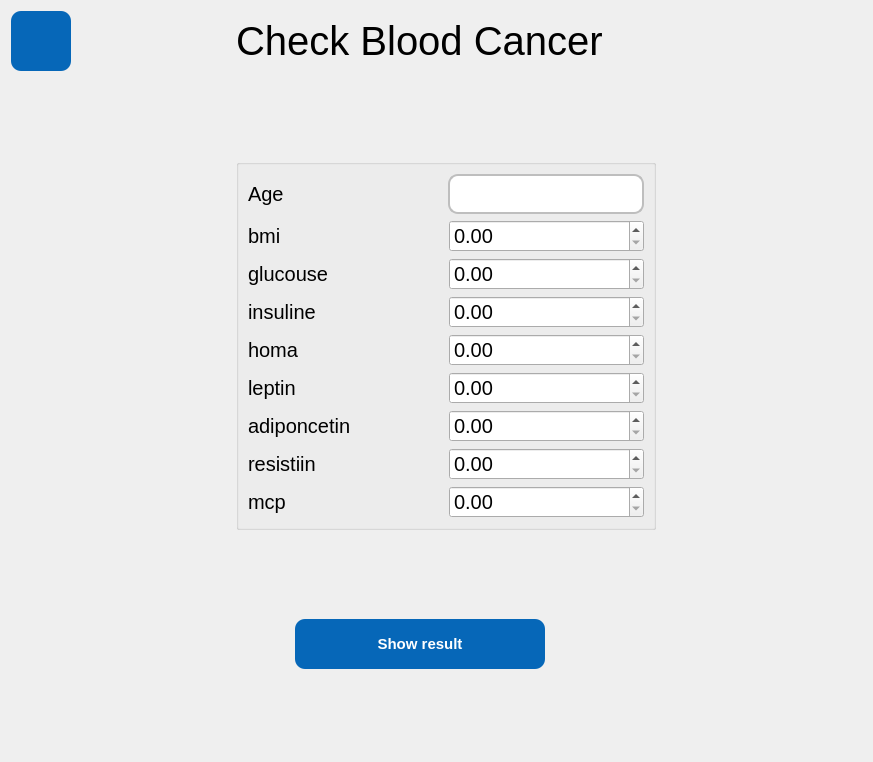
The window that forms/blood_model.ui (yousefelmesalamy/Illminor) describes before a commit, drawn with Qt 5.
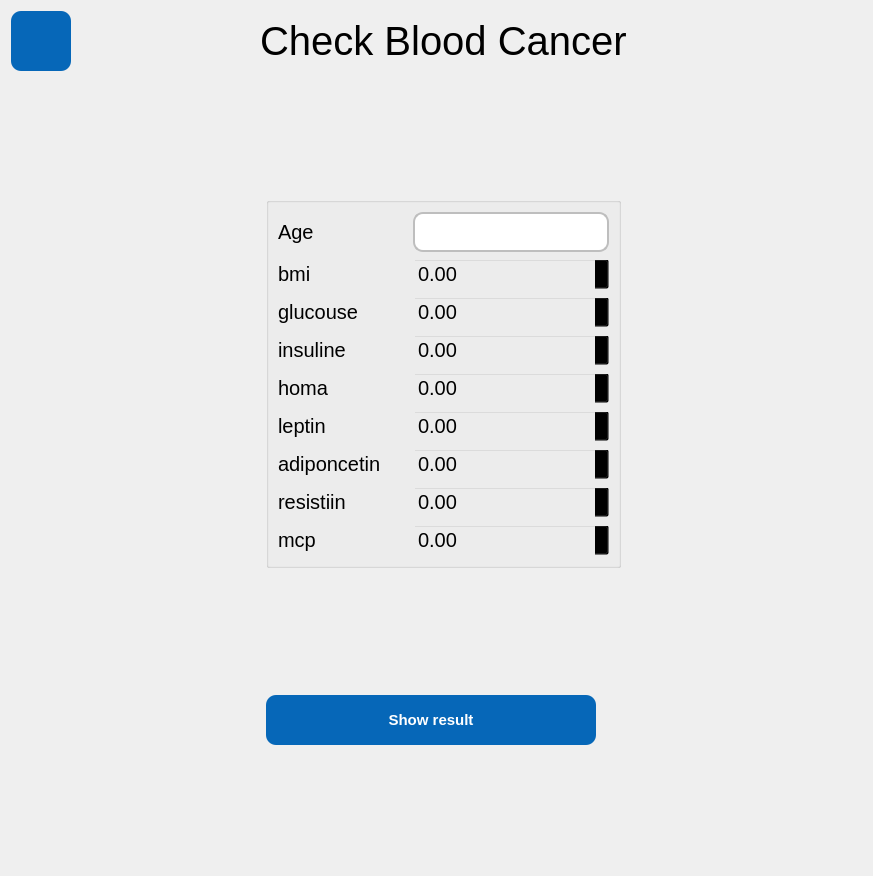
The same window after the commit. Icons and pictures are not drawn.

What changed in the file:
```diff
--- a/forms/blood_model.ui
+++ b/forms/blood_model.ui
@@ -7,7 +7,7 @@
     <x>0</x>
     <y>0</y>
     <width>873</width>
-    <height>762</height>
+    <height>876</height>
    </rect>
   </property>
   <property name="windowTitle">
@@ -136,147 +136,51 @@
      </property>
     </spacer>
    </item>
-   <item row="2" column="2" colspan="4">
-    <widget class="QGroupBox" name="groupBox">
-     <property name="minimumSize">
-      <size>
-       <width>420</width>
-       <height>0</height>
-      </size>
+   <item row="3" column="3">
+    <spacer name="verticalSpacer">
+     <property name="orientation">
+      <enum>Qt::Vertical</enum>
      </property>
-     <property name="maximumSize">
+     <property name="sizeHint" stdset="0">
       <size>
-       <width>420</width>
-       <height>16777215</height>
+       <width>20</width>
+       <height>63</height>
       </size>
      </property>
+    </spacer>
+   </item>
+   <item row="2" column="3">
+    <widget class="QGroupBox" name="groupBox_2">
      <property name="styleSheet">
-      <string notr="true"> QScrollBar:vertical {
-	border: none;
-    background: rgb(45, 45, 68);
-    width: 14px;
-    margin: 15px 0 15px 0;
-	border-radius: 0px;
- }
-
-/*  HANDLE BAR VERTICAL */
-QScrollBar::handle:vertical {	
-	background-color: rgb(80, 80, 122);
-	min-height: 30px;
-	border-radius: 7px;
-}
-QScrollBar::handle:vertical:hover{	
-	background-color: rgb(255, 0, 127);
-	background-color:rgba(6,103,184,255);
-
-}
-QScrollBar::handle:vertical:pressed {	
-	background-color: rgb(185, 0, 92);
-}
-
-/* BTN TOP - SCROLLBAR */
-QScrollBar::sub-line:vertical {
-	border: none;
-	background-color: rgb(59, 59, 90);
-	height: 15px;
-	border-top-left-radius: 7px;
-	border-top-right-radius: 7px;
-	subcontrol-position: top;
-	subcontrol-origin: margin;
-}
-QScrollBar::sub-line:vertical:hover {	
-	background-color: rgb(255, 0, 127);
-}
-QScrollBar::sub-line:vertical:pressed {	
-	background-color: rgb(185, 0, 92);
-}
-
-/* BTN BOTTOM - SCROLLBAR */
-QScrollBar::add-line:vertical {
-	border: none;
-	background-color: rgb(59, 59, 90);
-	height: 15px;
-	border-bottom-left-radius: 7px;
-	border-bottom-right-radius: 7px;
-	subcontrol-position: bottom;
-	subcontrol-origin: margin;
-}
-QScrollBar::add-line:vertical:hover {	
-	background-color: rgb(255, 0, 127);
-}
-QScrollBar::add-line:vertical:pressed {	
-	background-color: rgb(185, 0, 92);
-}
-
-/* RESET ARROW */
-QScrollBar::up-arrow:vertical, QScrollBar::down-arrow:vertical {
-	background: none;
-}
-QScrollBar::add-page:vertical, QScrollBar::sub-page:vertical {
-	background: none;
-}
-</string>
+      <string notr="true"> border-color:transparent;
+background-color:transparent;</string>
      </property>
      <property name="title">
       <string/>
      </property>
      <layout class="QGridLayout" name="gridLayout">
-      <item row="0" column="0">
-       <layout class="QHBoxLayout" name="horizontalLayout">
-        <item>
-         <widget class="QLabel" name="label">
-          <property name="styleSheet">
-           <string notr="true">background-color: rgb(255, 255, 255,0);</string>
-          </property>
-          <property name="text">
-           <string>Age</string>
-          </property>
-         </widget>
-        </item>
-        <item>
-         <widget class="QLineEdit" name="lineEdit">
-          <property name="minimumSize">
-           <size>
-            <width>196</width>
-            <height>40</height>
-           </size>
-          </property>
-          <property name="maximumSize">
-           <size>
-            <width>196</width>
-            <height>16777215</height>
-           </size>
-          </property>
-          <property name="styleSheet">
-           <string notr="true">border: 2px solid #bebebe ;
-border-radius: 10% 10%;
-padding-left:5px;
-background-color: rgb(255, 255, 255);
-color: rgb(18, 32, 62);</string>
-          </property>
-         </widget>
-        </item>
-       </layout>
-      </item>
-      <item row="1" column="0">
-       <layout class="QHBoxLayout" name="horizontalLayout_2">
-        <item>
-         <widget class="QLabel" name="label_3">
-          <property name="styleSheet">
-           <string notr="true">background-color: rgb(255, 255, 255,0);</string>
-          </property>
-          <property name="text">
-           <string>bmi</string>
-          </property>
-         </widget>
-        </item>
-        <item>
-         <widget class="QDoubleSpinBox" name="bmi_sb">
-          <property name="styleSheet">
-           <string notr="true">background-color: rgb(119, 118, 123,0);
-  cursor: pointer;
-  float: right;
-  padding: 5px 20px;
+      <item row="7" column="1">
+       <widget class="QDoubleSpinBox" name="adiponcetin_sb">
+        <property name="styleSheet">
+         <string notr="true">  height: 32px;
+  border-radius: 4px;
+  border: 1px solid #959595;
+  position: relative;
+  text-align: center;
+  font-size: 20px;
+  width: 80px;
+  outline: none;
+
+  caret-color: transparent;;
+
+QLineEdit{
+border: 1px solid #ABAFB7;
+
+}
+QLineEdit:focus {
+  border: 3px solid #555;
+}
+
 
 QLineEdit{
 border: 1px solid #ABAFB7;
@@ -287,31 +191,43 @@
 }
 
 </string>
-          </property>
-         </widget>
-        </item>
-       </layout>
+        </property>
+       </widget>
       </item>
       <item row="2" column="0">
-       <layout class="QHBoxLayout" name="horizontalLayout_3">
-        <item>
-         <widget class="QLabel" name="label_4">
-          <property name="styleSheet">
-           <string notr="true">background-color: rgb(255, 255, 255,0);</string>
-          </property>
-          <property name="text">
-           <string>glucouse</string>
-          </property>
-         </widget>
-        </item>
-        <item>
-         <widget class="QDoubleSpinBox" name="glucouse_sb">
-          <property name="styleSheet">
-           <string notr="true">background-color: rgb(119, 118, 123,0);
-  cursor: pointer;
-  float: right;
-  padding: 5px 20px;
+       <widget class="QLabel" name="label_3">
+        <property name="styleSheet">
+         <string notr="true">background-color: rgb(255, 255, 255,0);</string>
+        </property>
+        <property name="text">
+         <string>bmi</string>
+        </property>
+       </widget>
+      </item>
+      <item row="8" column="0">
+       <widget class="QLabel" name="label_10">
+        <property name="styleSheet">
+         <string notr="true">background-color: rgb(255, 255, 255,0);</string>
+        </property>
+        <property name="text">
+         <string>resistiin</string>
+        </property>
+       </widget>
+      </item>
+      <item row="4" column="1">
+       <widget class="QDoubleSpinBox" name="insuline_sb">
+        <property name="styleSheet">
+         <string notr="true">  height: 32px;
+  border-radius: 4px;
+  border: 1px solid #959595;
+  position: relative;
+  text-align: center;
+  font-size: 20px;
+  width: 80px;
+  outline: none;
 
+  caret-color: transparent;;
+
 QLineEdit{
 border: 1px solid #ABAFB7;
 
@@ -320,32 +236,33 @@
   border: 3px solid #555;
 }
 
+
+QLineEdit{
+border: 1px solid #ABAFB7;
+
+}
+QLineEdit:focus {
+  border: 3px solid #555;
+}
+
 </string>
-          </property>
-         </widget>
-        </item>
-       </layout>
+        </property>
+       </widget>
       </item>
-      <item row="3" column="0">
-       <layout class="QHBoxLayout" name="horizontalLayout_4">
-        <item>
-         <widget class="QLabel" name="insuline_lin">
-          <property name="styleSheet">
-           <string notr="true">background-color: rgb(255, 255, 255,0);</string>
-          </property>
-          <property name="text">
-           <string>insuline</string>
-          </property>
-         </widget>
-        </item>
-        <item>
-         <widget class="QDoubleSpinBox" name="insuline_sb">
-          <property name="styleSheet">
-           <string notr="true">background-color: rgb(119, 118, 123,0);
-  cursor: pointer;
-  float: right;
-  padding: 5px 20px;
+      <item row="3" column="1">
+       <widget class="QDoubleSpinBox" name="glucouse_sb">
+        <property name="styleSheet">
+         <string notr="true">  height: 32px;
+  border-radius: 4px;
+  border: 1px solid #959595;
+  position: relative;
+  text-align: center;
+  font-size: 20px;
+  width: 80px;
+  outline: none;
 
+  caret-color: transparent;;
+
 QLineEdit{
 border: 1px solid #ABAFB7;
 
@@ -354,134 +271,63 @@
   border: 3px solid #555;
 }
 
+
+QLineEdit{
+border: 1px solid #ABAFB7;
+
+}
+QLineEdit:focus {
+  border: 3px solid #555;
+}
+
 </string>
-          </property>
-         </widget>
-        </item>
-       </layout>
+        </property>
+       </widget>
       </item>
       <item row="4" column="0">
-       <layout class="QHBoxLayout" name="horizontalLayout_5">
-        <item>
-         <widget class="QLabel" name="homa_lin">
-          <property name="styleSheet">
-           <string notr="true">background-color: rgb(255, 255, 255,0);</string>
-          </property>
-          <property name="text">
-           <string>homa</string>
-          </property>
-         </widget>
-        </item>
-        <item>
-         <widget class="QDoubleSpinBox" name="homa_sb">
-          <property name="styleSheet">
-           <string notr="true">background-color: rgb(119, 118, 123,0);
-  cursor: pointer;
-  float: right;
-  padding: 5px 20px;
-
-QLineEdit{
-border: 1px solid #ABAFB7;
-
-}
-QLineEdit:focus {
-  border: 3px solid #555;
-}
-
-</string>
-          </property>
-         </widget>
-        </item>
-       </layout>
+       <widget class="QLabel" name="insuline_lin">
+        <property name="styleSheet">
+         <string notr="true">background-color: rgb(255, 255, 255,0);</string>
+        </property>
+        <property name="text">
+         <string>insuline</string>
+        </property>
+       </widget>
       </item>
       <item row="5" column="0">
-       <layout class="QHBoxLayout" name="horizontalLayout_6">
-        <item>
-         <widget class="QLabel" name="leptin">
-          <property name="styleSheet">
-           <string notr="true">background-color: rgb(255, 255, 255,0);</string>
-          </property>
-          <property name="text">
-           <string>leptin</string>
-          </property>
-         </widget>
-        </item>
-        <item>
-         <widget class="QDoubleSpinBox" name="leptin_sb">
-          <property name="styleSheet">
-           <string notr="true">background-color: rgb(119, 118, 123,0);
-  cursor: pointer;
-  float: right;
-  padding: 5px 20px;
-
-QLineEdit{
-border: 1px solid #ABAFB7;
-
-}
-QLineEdit:focus {
-  border: 3px solid #555;
-}
-
-</string>
-          </property>
-         </widget>
-        </item>
-       </layout>
-      </item>
-      <item row="6" column="0">
-       <layout class="QHBoxLayout" name="horizontalLayout_7">
-        <item>
-         <widget class="QLabel" name="label_8">
-          <property name="styleSheet">
-           <string notr="true">background-color: rgb(255, 255, 255,0);</string>
-          </property>
-          <property name="text">
-           <string>adiponcetin</string>
-          </property>
-         </widget>
-        </item>
-        <item>
-         <widget class="QDoubleSpinBox" name="adiponcetin_sb">
-          <property name="styleSheet">
-           <string notr="true">background-color: rgb(119, 118, 123,0);
-  cursor: pointer;
-  float: right;
-  padding: 5px 20px;
-
-QLineEdit{
-border: 1px solid #ABAFB7;
-
-}
-QLineEdit:focus {
-  border: 3px solid #555;
-}
-
-</string>
-          </property>
-         </widget>
-        </item>
-       </layout>
+       <widget class="QLabel" name="homa_lin">
+        <property name="styleSheet">
+         <string notr="true">background-color: rgb(255, 255, 255,0);</string>
+        </property>
+        <property name="text">
+         <string>homa</string>
+        </property>
+       </widget>
       </item>
       <item row="7" column="0">
-       <layout class="QHBoxLayout" name="horizontalLayout_8">
-        <item>
-         <widget class="QLabel" name="label_10">
-          <property name="styleSheet">
-           <string notr="true">background-color: rgb(255, 255, 255,0);</string>
-          </property>
-          <property name="text">
-           <string>resistiin</string>
-          </property>
-         </widget>
-        </item>
-        <item>
-         <widget class="QDoubleSpinBox" name="resistiin_sb">
-          <property name="styleSheet">
-           <string notr="true">background-color: rgb(119, 118, 123,0);
-  cursor: pointer;
-  float: right;
-  padding: 5px 20px;
+       <widget class="QLabel" name="label_8">
+        <property name="styleSheet">
+         <string notr="true">background-color: rgb(255, 255, 255,0);</string>
+        </property>
+        <property name="text">
+         <string>adiponcetin</string>
+        </property>
+       </widget>
+      </item>
+      <item row="9" column="1">
+       <widget class="QDoubleSpinBox" name="mcp_sb">
+        <property name="styleSheet">
+         <string notr="true">  height: 32px;
+  border-radius: 4px;
+  border: 1px solid #959595;
+  position: relative;
+  text-align: center;
+  font-size: 20px;
+  width: 80px;
+  outline: none;
 
+  caret-color: transparent;;
+
 QLineEdit{
 border: 1px solid #ABAFB7;
 
@@ -490,32 +336,33 @@
   border: 3px solid #555;
 }
 
+
+QLineEdit{
+border: 1px solid #ABAFB7;
+
+}
+QLineEdit:focus {
+  border: 3px solid #555;
+}
+
 </string>
-          </property>
-         </widget>
-        </item>
-       </layout>
+        </property>
+       </widget>
       </item>
-      <item row="8" column="0">
-       <layout class="QHBoxLayout" name="horizontalLayout_9">
-        <item>
-         <widget class="QLabel" name="label_9">
-          <property name="styleSheet">
-           <string notr="true">background-color: rgb(255, 255, 255,0);</string>
-          </property>
-          <property name="text">
-           <string>mcp</string>
-          </property>
-         </widget>
-        </item>
-        <item>
-         <widget class="QDoubleSpinBox" name="mcp_sb">
-          <property name="styleSheet">
-           <string notr="true">background-color: rgb(119, 118, 123,0);
-  cursor: pointer;
-  float: right;
-  padding: 5px 20px;
+      <item row="5" column="1">
+       <widget class="QDoubleSpinBox" name="homa_sb">
+        <property name="styleSheet">
+         <string notr="true">  height: 32px;
+  border-radius: 4px;
+  border: 1px solid #959595;
+  position: relative;
+  text-align: center;
+  font-size: 20px;
+  width: 80px;
+  outline: none;
 
+  caret-color: transparent;;
+
 QLineEdit{
 border: 1px solid #ABAFB7;
 
@@ -524,11 +371,186 @@
   border: 3px solid #555;
 }
 
+
+QLineEdit{
+border: 1px solid #ABAFB7;
+
+}
+QLineEdit:focus {
+  border: 3px solid #555;
+}
+
 </string>
-          </property>
-         </widget>
-        </item>
-       </layout>
+        </property>
+       </widget>
+      </item>
+      <item row="3" column="0">
+       <widget class="QLabel" name="label_4">
+        <property name="styleSheet">
+         <string notr="true">background-color: rgb(255, 255, 255,0);</string>
+        </property>
+        <property name="text">
+         <string>glucouse</string>
+        </property>
+       </widget>
+      </item>
+      <item row="8" column="1">
+       <widget class="QDoubleSpinBox" name="resistiin_sb">
+        <property name="styleSheet">
+         <string notr="true">  height: 32px;
+  border-radius: 4px;
+  border: 1px solid #959595;
+  position: relative;
+  text-align: center;
+  font-size: 20px;
+  width: 80px;
+  outline: none;
+
+  caret-color: transparent;;
+
+QLineEdit{
+border: 1px solid #ABAFB7;
+
+}
+QLineEdit:focus {
+  border: 3px solid #555;
+}
+
+
+QLineEdit{
+border: 1px solid #ABAFB7;
+
+}
+QLineEdit:focus {
+  border: 3px solid #555;
+}
+
+</string>
+        </property>
+       </widget>
+      </item>
+      <item row="6" column="1">
+       <widget class="QDoubleSpinBox" name="leptin_sb">
+        <property name="styleSheet">
+         <string notr="true">  height: 32px;
+  border-radius: 4px;
+  border: 1px solid #959595;
+  position: relative;
+  text-align: center;
+  font-size: 20px;
+  width: 80px;
+  outline: none;
+
+  caret-color: transparent;;
+
+QLineEdit{
+border: 1px solid #ABAFB7;
+
+}
+QLineEdit:focus {
+  border: 3px solid #555;
+}
+
+
+QLineEdit{
+border: 1px solid #ABAFB7;
+
+}
+QLineEdit:focus {
+  border: 3px solid #555;
+}
+
+</string>
+        </property>
+       </widget>
+      </item>
+      <item row="6" column="0">
+       <widget class="QLabel" name="leptin">
+        <property name="styleSheet">
+         <string notr="true">background-color: rgb(255, 255, 255,0);</string>
+        </property>
+        <property name="text">
+         <string>leptin</string>
+        </property>
+       </widget>
+      </item>
+      <item row="1" column="1">
+       <widget class="QLineEdit" name="lineEdit">
+        <property name="minimumSize">
+         <size>
+          <width>196</width>
+          <height>40</height>
+         </size>
+        </property>
+        <property name="maximumSize">
+         <size>
+          <width>196</width>
+          <height>16777215</height>
+         </size>
+        </property>
+        <property name="styleSheet">
+         <string notr="true">border: 2px solid #bebebe ;
+border-radius: 10% 10%;
+padding-left:5px;
+background-color: rgb(255, 255, 255);
+color: rgb(18, 32, 62);</string>
+        </property>
+       </widget>
+      </item>
+      <item row="9" column="0">
+       <widget class="QLabel" name="label_9">
+        <property name="styleSheet">
+         <string notr="true">background-color: rgb(255, 255, 255,0);</string>
+        </property>
+        <property name="text">
+         <string>mcp</string>
+        </property>
+       </widget>
+      </item>
+      <item row="1" column="0">
+       <widget class="QLabel" name="label">
+        <property name="styleSheet">
+         <string notr="true">background-color: rgb(255, 255, 255,0);</string>
+        </property>
+        <property name="text">
+         <string>Age</string>
+        </property>
+       </widget>
+      </item>
+      <item row="2" column="1">
+       <widget class="QDoubleSpinBox" name="bmi_sb">
+        <property name="styleSheet">
+         <string notr="true">  height: 32px;
+  border-radius: 4px;
+  border: 1px solid #959595;
+  position: relative;
+  text-align: center;
+  font-size: 20px;
+  width: 80px;
+  outline: none;
+
+  caret-color: transparent;;
+
+QLineEdit{
+border: 1px solid #ABAFB7;
+
+}
+QLineEdit:focus {
+  border: 3px solid #555;
+}
+
+
+QLineEdit{
+border: 1px solid #ABAFB7;
+
+}
+QLineEdit:focus {
+  border: 3px solid #555;
+}
+
+</string>
+        </property>
+       </widget>
       </item>
      </layout>
     </widget>
```
Left out of the diff: 249 changed lines with no effect on the pictures.
